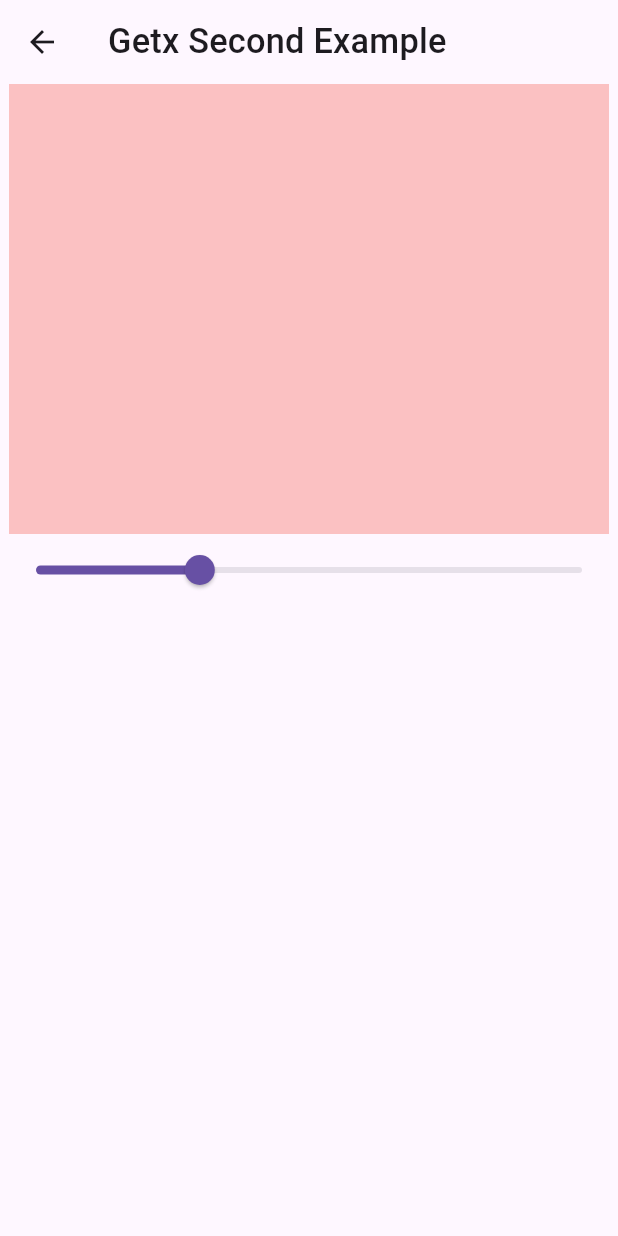
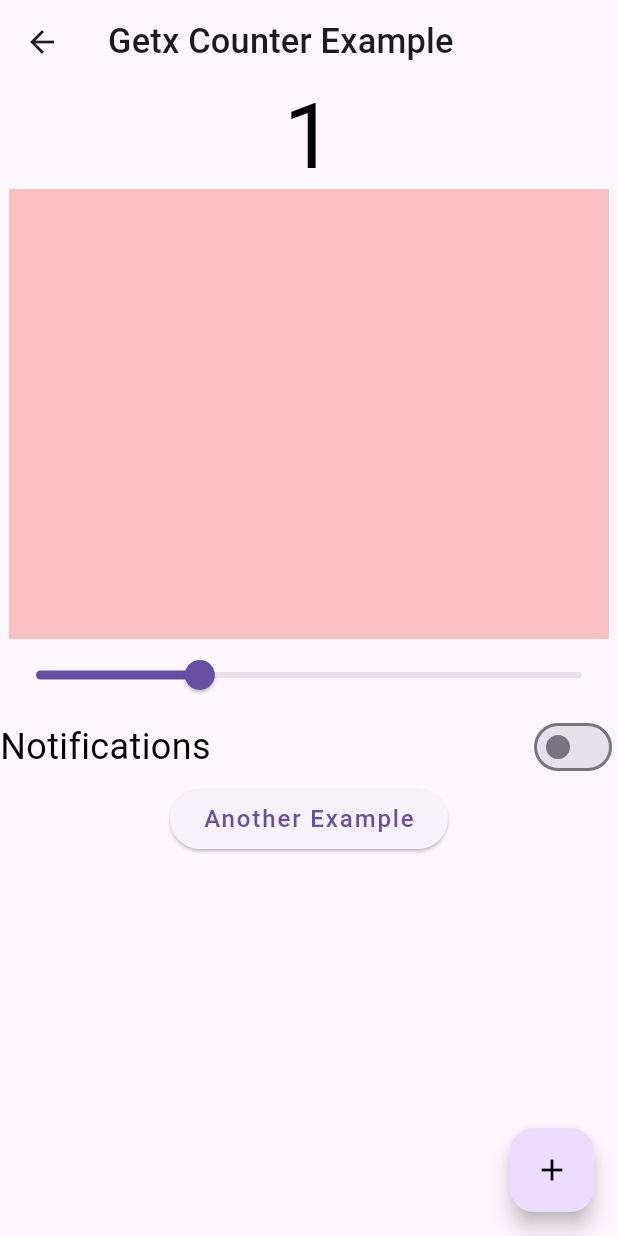
Before and after one commit to AyeshaNaseer07/getx_app, a Flutter app: the ExampleView screen opened directly, on a phone screen of 412 x 824 dp. Run offline on Flutter 3.47's test engine with Material 3 defaults, Android fonts, the phone set to English and light mode, and no system bars; our stand-ins replace flutter_screenutil, get, image_picker.

Commit message:
getx examples

```diff
--- a/lib/main.dart
+++ b/lib/main.dart
@@ -1,7 +1,7 @@
 import 'package:flutter/material.dart';
 import 'package:flutter_screenutil/flutter_screenutil.dart';
-import 'package:get/get_navigation/src/root/get_material_app.dart';
-import 'package:mygetx_app/modules/home/home_view.dart';
+import 'package:get/get.dart';
+import 'package:mygetx_app/modules/Getx_examples/example_view.dart';
 
 void main() {
   runApp(const MyGetxApp());
@@ -16,6 +16,7 @@ class MyGetxApp extends StatelessWidget {
       designSize: const Size(360, 690),
       minTextAdapt: true,
       splitScreenMode: true,
+      child: const ExampleView(),
       builder: (_, child) {
         return GetMaterialApp(
           debugShowCheckedModeBanner: false,
@@ -27,7 +28,6 @@ class MyGetxApp extends StatelessWidget {
           home: child,
         );
       },
-      child: HomeView(),
     );
   }
 }
--- /dev/null
+++ b/lib/modules/Getx_examples/example_controller.dart
@@ -0,0 +1,27 @@
+import 'package:get/state_manager.dart';
+
+class CounterController extends GetxController {
+  RxInt counter = 1.obs;
+
+  incrementCounter() {
+    counter.value++;
+    print((counter.value));
+  }
+}
+
+class ExampleController extends GetxController {
+  RxDouble opacity = .3.obs;
+
+  setOpacity(double value) {
+    opacity.value = value;
+  }
+}
+
+class SwitchButtonsController extends GetxController {
+  RxBool notifications = false.obs;
+
+  setNotification(bool value) {
+    print(notifications.value);
+    notifications.value = value;
+  }
+}
--- /dev/null
+++ b/lib/modules/Getx_examples/example_view.dart
@@ -0,0 +1,107 @@
+import 'package:flutter/material.dart';
+import 'package:get/get_instance/src/extension_instance.dart';
+import 'package:get/get_state_manager/src/rx_flutter/rx_obx_widget.dart';
+import 'package:get/route_manager.dart';
+import 'package:mygetx_app/modules/Getx_examples/example_controller.dart';
+import 'package:mygetx_app/modules/fav_screen/fav_view.dart';
+import 'package:mygetx_app/image_picker/image_picker_view.dart';
+
+class ExampleView extends StatefulWidget {
+  const ExampleView({super.key});
+
+  @override
+  State<ExampleView> createState() => _ExampleViewState();
+}
+
+class _ExampleViewState extends State<ExampleView> {
+  final CounterController controller = Get.put(CounterController());
+  final ExampleController expcontroller = Get.put(ExampleController());
+  final SwitchButtonsController switchController = Get.put(
+    SwitchButtonsController(),
+  );
+
+  @override
+  void initState() {
+    super.initState();
+  }
+
+  @override
+  Widget build(BuildContext context) {
+    debugPrint("rebuild whole screen");
+    return Scaffold(
+      appBar: AppBar(title: Text("Getx Counter Example")),
+      body: Center(
+        child: Obx(() {
+          debugPrint("rebuild");
+          return Center(
+            child: Column(
+              children: [
+                Text(
+                  controller.counter.toString(),
+                  style: TextStyle(fontSize: 60, color: Colors.black),
+                ),
+
+                Obx(() {
+                  print("rebuild");
+                  return Container(
+                    height: 300,
+                    width: 400,
+                    // ignore: deprecated_member_use
+                    color: Colors.red.withOpacity(expcontroller.opacity.value),
+                  );
+                }),
+                Obx(() {
+                  return Slider(
+                    value: expcontroller.opacity.value,
+                    onChanged: (value) {
+                      expcontroller.setOpacity(value);
+                    },
+                  );
+                }),
+                Row(
+                  mainAxisAlignment: MainAxisAlignment.spaceBetween,
+                  children: [
+                    Text(
+                      'Notifications',
+                      style: TextStyle(color: Colors.black, fontSize: 24),
+                    ),
+                    Obx(() {
+                      return Switch(
+                        value: switchController.notifications.value,
+                        onChanged: (value) {
+                          switchController.setNotification(value);
+                        },
+                      );
+                    }),
+                  ],
+                ),
+                ElevatedButton(
+                  onPressed: () {
+                    Get.to(() {
+                      return ExpView();
+                    });
+                  },
+                  child: const Text("Another Example"),
+                ),
+                // ElevatedButton(
+                //   onPressed: () {
+                //     Get.to(() {
+                //       return ImagePickerView();
+                //     });
+                //   },
+                //   child: const Text("Image Picker"),
+                // ),
+              ],
+            ),
+          );
+        }),
+      ),
+      floatingActionButton: FloatingActionButton(
+        onPressed: () {
+          controller.incrementCounter();
+        },
+        child: Icon(Icons.add, color: Colors.black),
+      ),
+    );
+  }
+}
--- a/lib/modules/opacity/opacity_view.dart
+++ /dev/null
@@ -1,50 +0,0 @@
-import 'package:flutter/material.dart';
-import 'package:get/get_core/src/get_main.dart';
-import 'package:get/get_instance/src/extension_instance.dart';
-import 'package:get/get_state_manager/src/rx_flutter/rx_obx_widget.dart';
-import 'package:mygetx_app/modules/opacity/opacity_controller.dart';
-
-class ExampleView extends StatefulWidget {
-  const ExampleView({super.key});
-
-  @override
-  State<ExampleView> createState() => _ExampleViewState();
-}
-
-class _ExampleViewState extends State<ExampleView> {
-  final ExampleController expcontroller = Get.put(ExampleController());
-
-  @override
-  void initState() {
-    super.initState();
-  }
-
-  @override
-  Widget build(BuildContext context) {
-    debugPrint("rebuild whole screen");
-    return Scaffold(
-      appBar: AppBar(title: Text("Getx Second Example")),
-      body: Column(
-        children: [
-          Obx(() {
-            print("rebuild");
-            return Container(
-              height: 300,
-              width: 400,
-              // ignore: deprecated_member_use
-              color: Colors.red.withOpacity(expcontroller.opacity.value),
-            );
-          }),
-          Obx(() {
-            return Slider(
-              value: expcontroller.opacity.value,
-              onChanged: (value) {
-                expcontroller.setOpacity(value);
-              },
-            );
-          }),
-        ],
-      ),
-    );
-  }
-}
--- a/pubspec.yaml
+++ b/pubspec.yaml
@@ -36,6 +36,7 @@ dependencies:
   cupertino_icons: ^1.0.8
   get: ^4.7.3
   flutter_screenutil: ^5.9.3
+  image_picker: ^1.2.1
 
 dev_dependencies:
   flutter_test:
```
Also changed, not shown: lib/img_pic/image_picker_controller.dart (added, +14 -0 lines), lib/img_pic/image_picker_view.dart (added, +45 -0 lines), lib/modules/fav_screen/fav_controller.dart (added, +24 -0 lines), lib/modules/fav_screen/fav_view.dart (added, +46 -0 lines), lib/modules/home/home_controller.dart (deleted, +0 -10 lines), lib/modules/home/home_view.dart (deleted, +0 -74 lines), lib/modules/opacity/opacity_controller.dart (deleted, +0 -9 lines), lib/modules/switch_buttons/switch_buttons_controller.dart (deleted, +0 -10 lines), lib/modules/switch_buttons/switch_buttons_view.dart (deleted, +0 -44 lines), lib/modules/opacity/opacity_model.dart (deleted), lib/modules/opacity/opacity_widget.dart (deleted), pubspec.lock, 16 other files.
